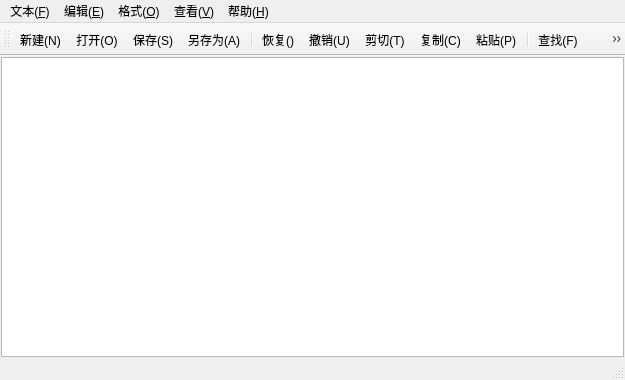
Old version of the form mainwindow.ui in the repository Tuski-aurora/MYNT.
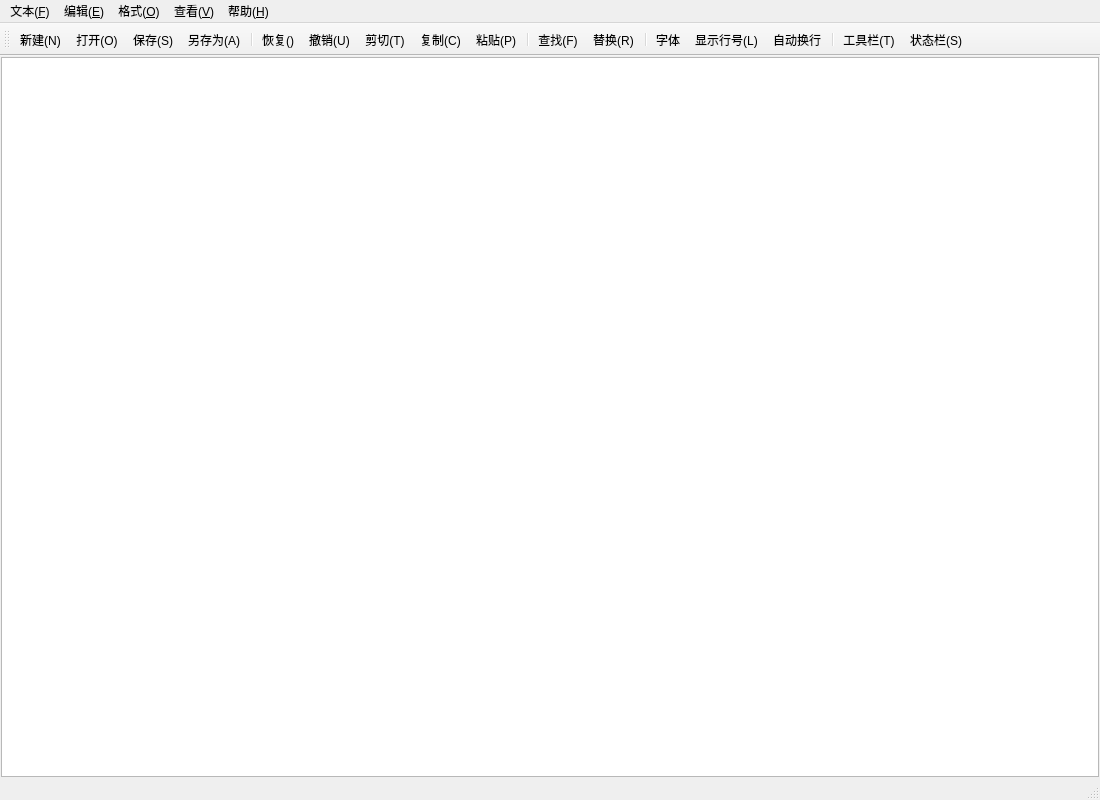
New version of the form. Icons and pictures are not drawn.

What changed in the file:
```diff
--- a/mainwindow.ui
+++ b/mainwindow.ui
@@ -6,14 +6,14 @@
    <rect>
     <x>0</x>
     <y>0</y>
-    <width>625</width>
-    <height>380</height>
+    <width>1100</width>
+    <height>800</height>
    </rect>
   </property>
   <property name="minimumSize">
    <size>
-    <width>625</width>
-    <height>380</height>
+    <width>1100</width>
+    <height>800</height>
    </size>
   </property>
   <property name="windowTitle">
@@ -43,7 +43,14 @@
      <number>1</number>
     </property>
     <item>
-     <widget class="QPlainTextEdit" name="textEdit"/>
+     <widget class="QPlainTextEdit" name="textEdit">
+      <property name="minimumSize">
+       <size>
+        <width>0</width>
+        <height>0</height>
+       </size>
+      </property>
+     </widget>
     </item>
    </layout>
   </widget>
@@ -52,7 +59,7 @@
     <rect>
      <x>0</x>
      <y>0</y>
-     <width>625</width>
+     <width>1100</width>
      <height>23</height>
     </rect>
    </property>
```
